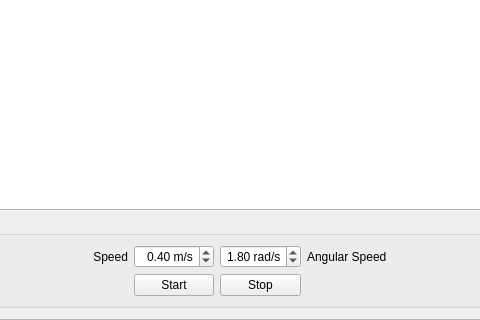
Before: the Qt Designer form kobuki_qtestsuite/src/kobuki_qtestsuite/ui/cliff_sensor_frame.ui in yujinrobot/kobuki_desktop, drawn with Qt 5; both pictures show x 156 to 636 and y 94 to 414 of the 791 by 414 pixel window.
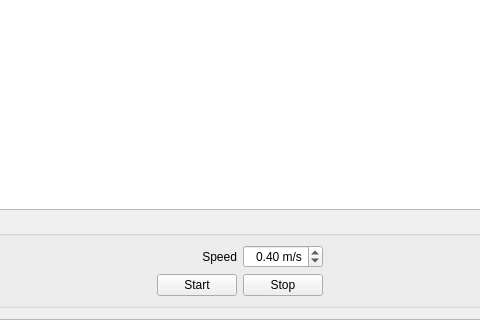
After: the same form once the commit is applied.

What changed in the file:
```diff
--- a/kobuki_qtestsuite/src/kobuki_qtestsuite/ui/cliff_sensor_frame.ui
+++ b/kobuki_qtestsuite/src/kobuki_qtestsuite/ui/cliff_sensor_frame.ui
@@ -93,35 +93,6 @@
        </widget>
       </item>
       <item row="0" column="3">
-       <widget class="QDoubleSpinBox" name="angular_speed_spinbox">
-        <property name="alignment">
-         <set>Qt::AlignRight|Qt::AlignTrailing|Qt::AlignVCenter</set>
-        </property>
-        <property name="prefix">
-         <string/>
-        </property>
-        <property name="suffix">
-         <string> rad/s</string>
-        </property>
-        <property name="maximum">
-         <double>3.140000000000000</double>
-        </property>
-        <property name="singleStep">
-         <double>0.100000000000000</double>
-        </property>
-        <property name="value">
-         <double>1.800000000000000</double>
-        </property>
-       </widget>
-      </item>
-      <item row="0" column="4">
-       <widget class="QLabel" name="label_3">
-        <property name="text">
-         <string>Angular Speed</string>
-        </property>
-       </widget>
-      </item>
-      <item row="0" column="5">
        <spacer name="horizontalSpacer_2">
         <property name="orientation">
          <enum>Qt::Horizontal</enum>
@@ -134,7 +105,7 @@
         </property>
        </spacer>
       </item>
-      <item row="1" column="0" colspan="2">
+      <item row="1" column="0">
        <spacer name="horizontalSpacer_6">
         <property name="orientation">
          <enum>Qt::Horizontal</enum>
@@ -147,21 +118,21 @@
         </property>
        </spacer>
       </item>
-      <item row="1" column="2">
+      <item row="1" column="1">
        <widget class="QPushButton" name="start_button">
         <property name="text">
          <string>Start</string>
         </property>
        </widget>
       </item>
-      <item row="1" column="3">
+      <item row="1" column="2">
        <widget class="QPushButton" name="stop_button">
         <property name="text">
          <string>Stop</string>
         </property>
        </widget>
       </item>
-      <item row="1" column="4" colspan="2">
+      <item row="1" column="3">
        <spacer name="horizontalSpacer_3">
         <property name="orientation">
          <enum>Qt::Horizontal</enum>
```
